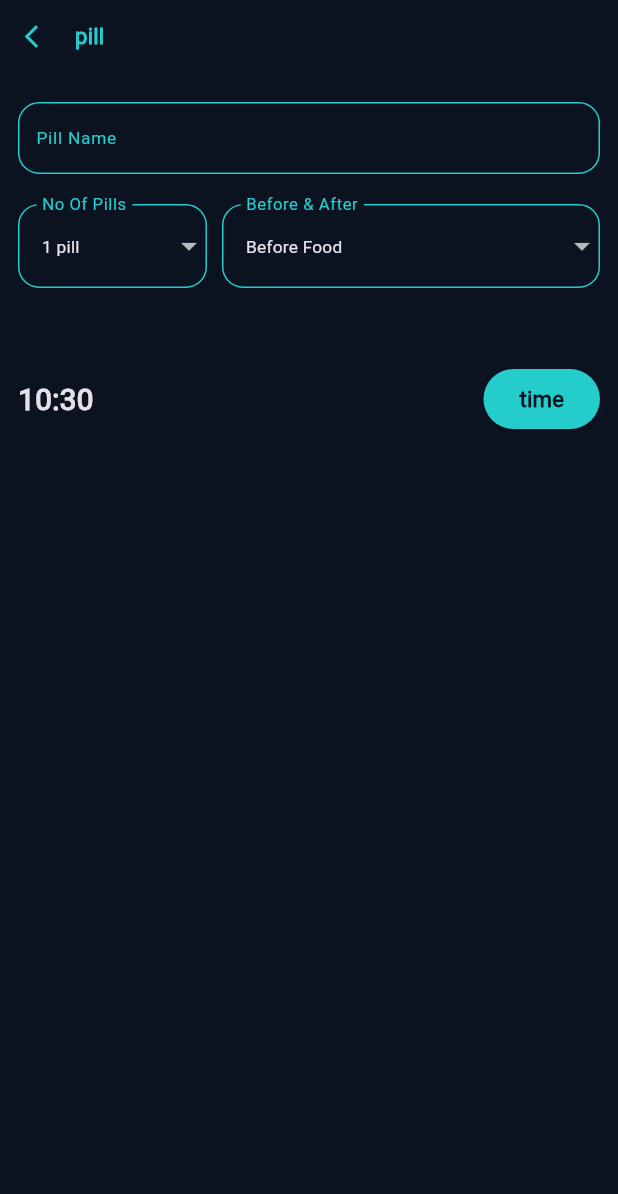
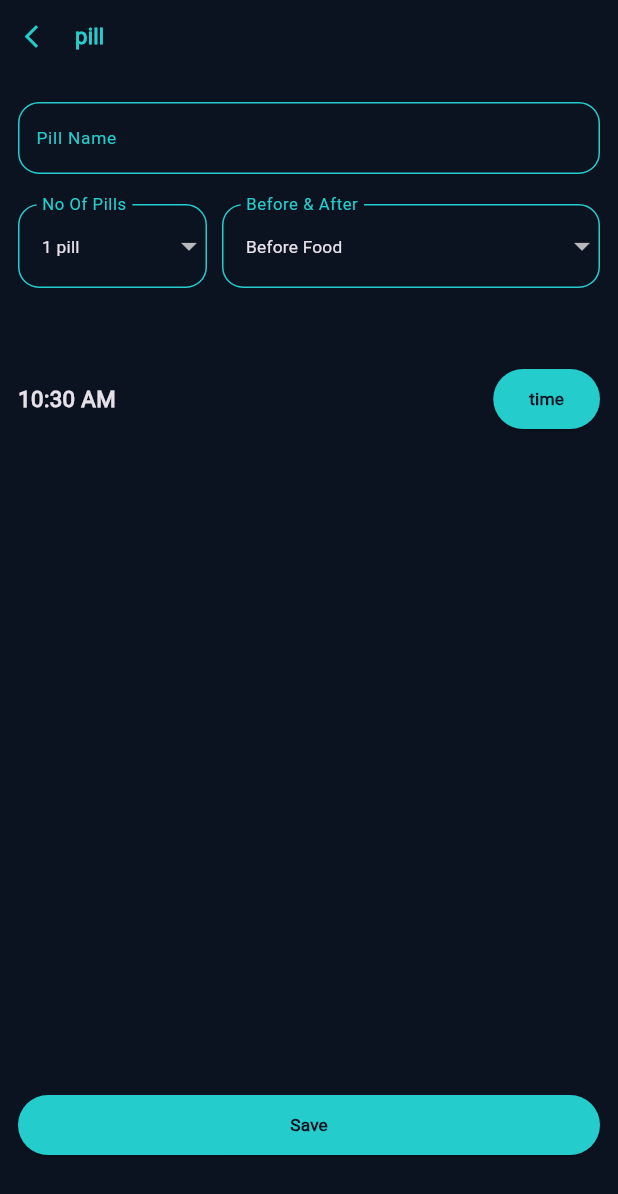
Before and after one commit to AliKamar34/MediMood, a Flutter app: the EditPillViewBody screen opened directly, on a phone screen of 412 x 824 dp. Shown: the top 1194 px of the screen. Run offline on Flutter 3.47's test engine with Material 3 defaults, Android fonts, the light colour scheme and no system bars; our stand-ins replace flutter_svg, font_awesome_flutter, go_router, google_nav_bar.

Commit message:
refactor code & finish edit pill view

```diff
--- a/lib/core/utils/app_text_style.dart
+++ b/lib/core/utils/app_text_style.dart
@@ -41,6 +41,14 @@ abstract class AppTextStyle {
     );
   }
 
+  static TextStyle styleMedium14(context) {
+    return TextStyle(
+      fontSize: getResponsiveFontSize(context, fontSize: 14),
+      fontFamily: 'Roboto',
+      fontWeight: FontWeight.w600,
+    );
+  }
+
   static TextStyle styleBold24(context) {
     return TextStyle(
       fontSize: getResponsiveFontSize(context, fontSize: 24),
--- /dev/null
+++ b/lib/features/home/presentation/views/widgets/choices_section.dart
@@ -0,0 +1,37 @@
+import 'package:flutter/material.dart';
+import 'package:new_app/features/home/presentation/views/widgets/custom_drop_down.dart';
+
+class ChoicesSection extends StatelessWidget {
+  const ChoicesSection({
+    super.key,
+  });
+
+  @override
+  Widget build(BuildContext context) {
+    return const Row(
+      children: [
+        Expanded(
+          child: CustomDropDown(
+            label: 'No Of Pills',
+            items: [
+              '1 pill',
+              '2 pills',
+              '3 pills',
+            ],
+          ),
+        ),
+        SizedBox(width: 10),
+        Expanded(
+          flex: 2,
+          child: CustomDropDown(
+            label: 'Before & After',
+            items: [
+              'Before Food',
+              'After Food',
+            ],
+          ),
+        ),
+      ],
+    );
+  }
+}
--- /dev/null
+++ b/lib/features/home/presentation/views/widgets/custom_save_button.dart
@@ -0,0 +1,32 @@
+import 'package:flutter/material.dart';
+import 'package:new_app/core/utils/app_text_style.dart';
+import 'package:new_app/core/utils/colors_asset_data.dart';
+
+class CustomSaveButton extends StatelessWidget {
+  const CustomSaveButton({
+    super.key,
+  });
+
+  @override
+  Widget build(BuildContext context) {
+    return ElevatedButton(
+      style: ButtonStyle(
+        backgroundColor: WidgetStateProperty.all(
+          ColorsAssetData.primaryColor,
+        ),
+      ),
+      onPressed: () {},
+      child: Row(
+        mainAxisAlignment: MainAxisAlignment.spaceAround,
+        children: [
+          Text(
+            'Save',
+            style: AppTextStyle.styleMedium14(context).copyWith(
+              color: ColorsAssetData.scaffoldColor,
+            ),
+          ),
+        ],
+      ),
+    );
+  }
+}
--- a/lib/features/home/presentation/views/widgets/custom_time_picker.dart
+++ b/lib/features/home/presentation/views/widgets/custom_time_picker.dart
@@ -8,12 +8,13 @@ class CustomTimePicker extends StatelessWidget {
   @override
   Widget build(BuildContext context) {
     TimeOfDay selectedTime = TimeOfDay.now();
+
     return Row(
       mainAxisAlignment: MainAxisAlignment.spaceBetween,
       children: [
         Text(
-          '${selectedTime.hour}:${selectedTime.minute}',
-          style: AppTextStyle.styleBold24(context),
+          formatTimeOfDay(selectedTime),
+          style: AppTextStyle.styleMedium18(context),
         ),
         const SizedBox(width: 10),
         ElevatedButton(
@@ -34,7 +35,7 @@ class CustomTimePicker extends StatelessWidget {
           },
           child: Text(
             'time',
-            style: AppTextStyle.styleMedium18(context).copyWith(
+            style: AppTextStyle.styleMedium14(context).copyWith(
               color: ColorsAssetData.scaffoldColor,
             ),
           ),
@@ -42,4 +43,11 @@ class CustomTimePicker extends StatelessWidget {
       ],
     );
   }
+
+  String formatTimeOfDay(TimeOfDay tod) {
+    final hour = tod.hourOfPeriod == 0 ? 12 : tod.hourOfPeriod;
+    final period = tod.period == DayPeriod.am ? 'AM' : 'PM';
+    final minutes = tod.minute.toString().padLeft(2, '0');
+    return '$hour:$minutes $period';
+  }
 }
--- a/lib/features/home/presentation/views/widgets/edit_pill_view_body.dart
+++ b/lib/features/home/presentation/views/widgets/edit_pill_view_body.dart
@@ -1,8 +1,6 @@
 import 'package:flutter/material.dart';
-import 'package:new_app/core/utils/app_text_style.dart';
-import 'package:new_app/core/utils/colors_asset_data.dart';
-
-import 'package:new_app/features/home/presentation/views/widgets/custom_drop_down.dart';
+import 'package:new_app/features/home/presentation/views/widgets/choices_section.dart';
+import 'package:new_app/features/home/presentation/views/widgets/custom_save_button.dart';
 import 'package:new_app/features/home/presentation/views/widgets/custom_text_field.dart';
 import 'package:new_app/features/home/presentation/views/widgets/custom_time_picker.dart';
 import 'package:new_app/features/home/presentation/views/widgets/edit_pill_app_bar.dart';
@@ -26,33 +24,14 @@ class EditPillViewBody extends StatelessWidget {
               SizedBox(
                 height: 20,
               ),
-              Row(
-                children: [
-                  Expanded(
-                    child: CustomDropDown(
-                      label: 'No Of Pills',
-                      items: [
-                        '1 pill',
-                        '2 pills',
-                        '3 pills',
-                      ],
-                    ),
-                  ),
-                  SizedBox(width: 10),
-                  Expanded(
-                    flex: 2,
-                    child: CustomDropDown(
-                      label: 'Before & After',
-                      items: [
-                        'Before Food',
-                        'After Food',
-                      ],
-                    ),
-                  ),
-                ],
-              ),
+              ChoicesSection(),
               SizedBox(height: 50),
               CustomTimePicker(),
+              Expanded(child: SizedBox()),
+              CustomSaveButton(),
+              SizedBox(
+                height: 50,
+              ),
             ],
           ),
         ),
--- a/pubspec.yaml
+++ b/pubspec.yaml
@@ -35,6 +35,7 @@ dependencies:
   font_awesome_flutter: ^10.7.0
   go_router: ^14.3.0
   google_nav_bar: ^5.0.6
+  intl: ^0.19.0
   salomon_bottom_bar: ^3.3.2
 
 dev_dependencies:
```
Also changed, not shown: pubspec.lock.
